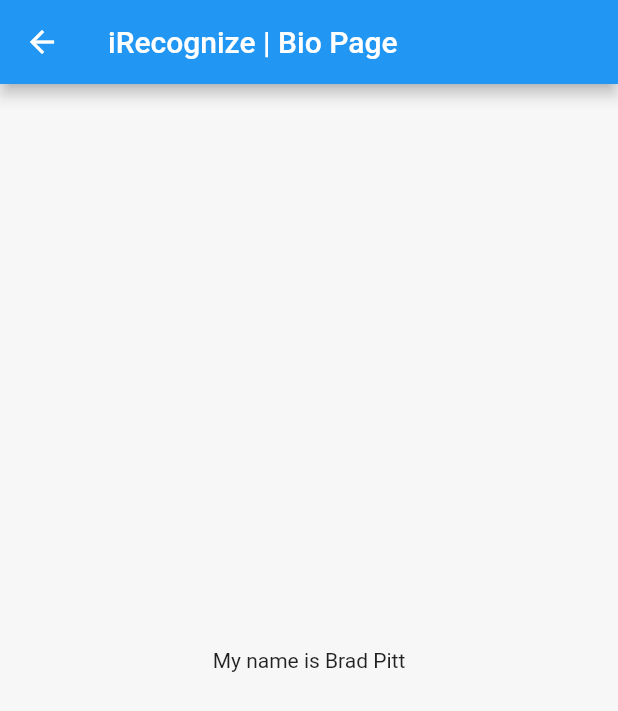
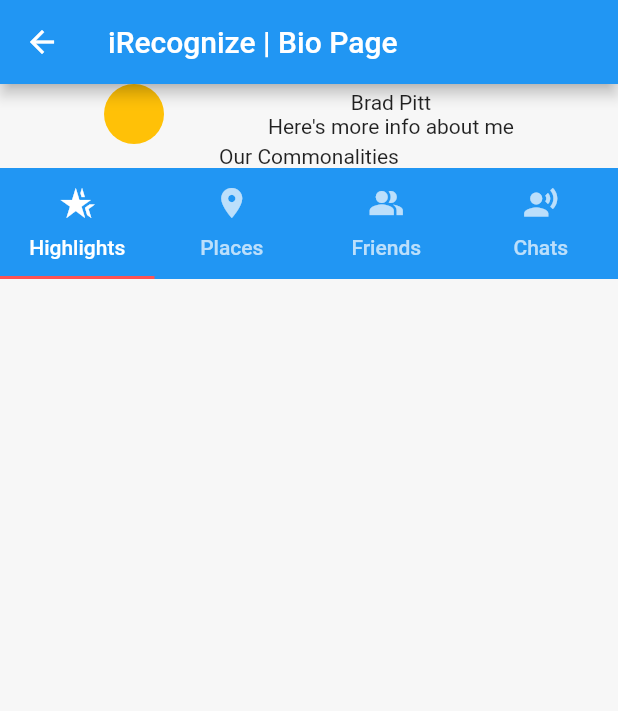
Before and after one commit to brighamband/irecognize, a Flutter app: the screen it shows after launch, after a tap on the "account circle" icon, on a phone screen of 412 x 824 dp. Shown: the top 711 px of the screen. Run offline on Flutter 3.47's test engine with Material 2 defaults, Android fonts, the phone set to English and light mode, and no system bars.

Commit message:
Add bio tab bar

```diff
--- a/lib/bio.dart
+++ b/lib/bio.dart
@@ -9,6 +9,23 @@ class BioPage extends StatelessWidget {
 
   final bool isMine;
   final String name;
+
+  Widget getTabBar(BuildContext context) {
+    return Container(
+      color: Theme.of(context).primaryColor,
+      // color: Colors.white,
+      child: const TabBar(
+        tabs: [
+          Tab(text: 'Highlights', icon: Icon(Icons.hotel_class_sharp)),
+          Tab(text: 'Places', icon: Icon(Icons.location_on)),
+          Tab(text: 'Friends', icon: Icon(Icons.people_alt_sharp)),
+          Tab(text: 'Chats', icon: Icon(Icons.record_voice_over_sharp))
+        ],
+        labelColor: Colors.white,
+        indicatorColor: Colors.redAccent,
+      ),
+    );
+  }
 
   @override
   Widget build(BuildContext context) {
@@ -31,12 +48,21 @@ class BioPage extends StatelessWidget {
                 ]
               : null,
         ),
-        body: Center(
-          child: isMine
-              ? Text("My name is $name")
-              : Text(
-                  "Their name is $name",
+        body: Column(children: <Widget>[
+          Row(
+              mainAxisAlignment: MainAxisAlignment.spaceEvenly,
+              children: <Widget>[
+                const CircleAvatar(
+                  backgroundColor: Colors.amber,
                 ),
-        ));
+                // CircleAvatar(backgroundImage: Icon(Icons.abc)),
+                Column(children: <Widget>[
+                  Text(name),
+                  const Text("Here's more info about me")
+                ]),
+              ]),
+          const Text('Our Commonalities'),
+          DefaultTabController(length: 4, child: getTabBar(context))
+        ]));
   }
 }
--- a/lib/home.dart
+++ b/lib/home.dart
@@ -87,7 +87,8 @@ class _HomePageState extends State<HomePage> {
           );
         },
         tooltip: 'Gyroscope',
-        child: const Icon(Icons.explore),
+        // child: const Icon(Icons.explore),
+        child: const Icon(Icons.my_location),
       ),
     );
   }
```
